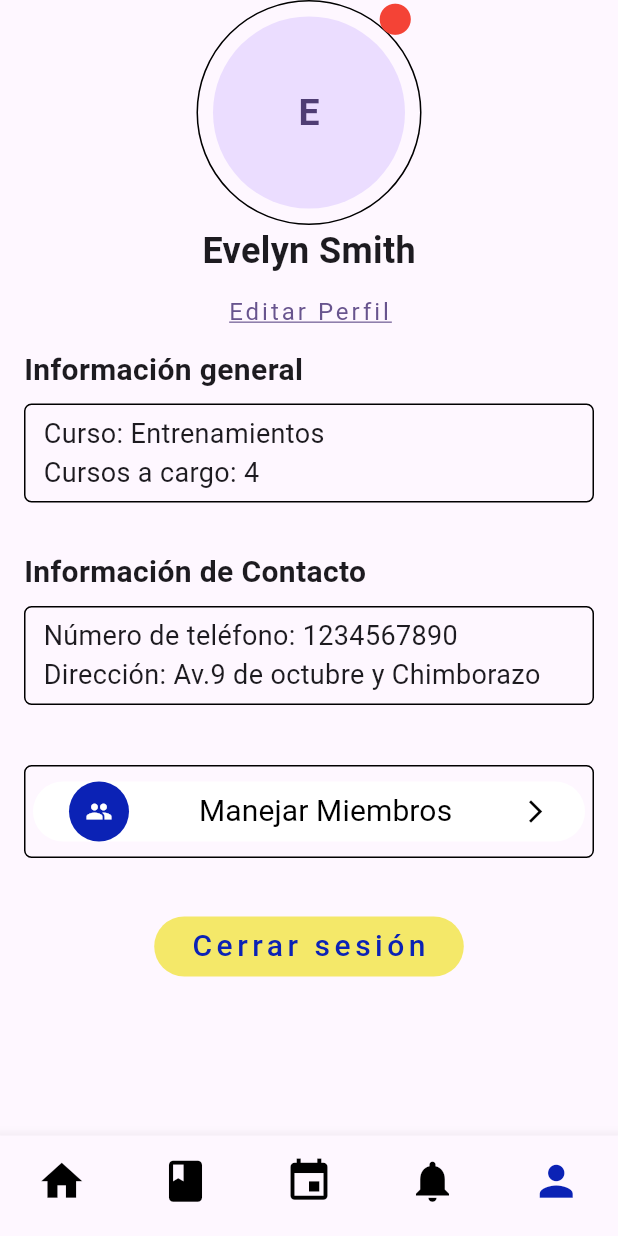
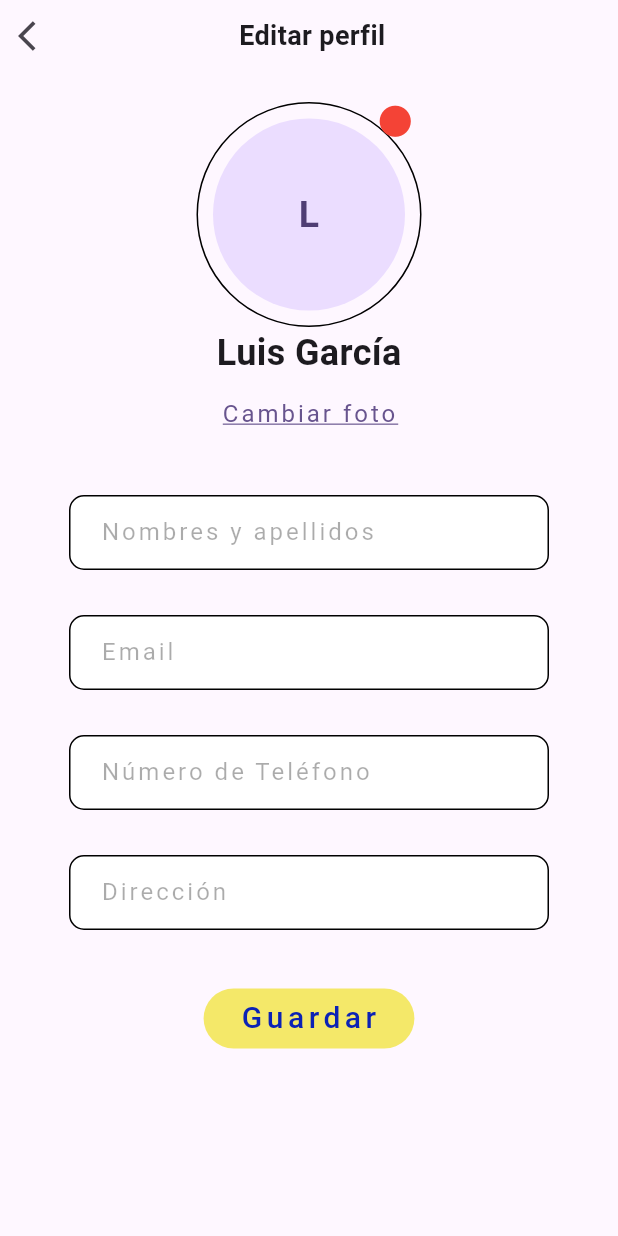
Before and after one commit to joemcara/swimmast_movil, a Flutter app: the MainScreenTrainee screen opened directly, item 5 of the bottom bar chosen, after a tap on "Editar Perfil", on a phone screen of 412 x 824 dp. Run offline on Flutter 3.47's test engine with Material 3 defaults, Android fonts, the phone set to English and light mode, and no system bars; our stand-ins replace easy_date_timeline, get, popover, table_calendar.

```diff
--- /dev/null
+++ b/lib/screens/edit_profile.dart
@@ -0,0 +1,96 @@
+import 'package:flutter/material.dart';
+import 'package:swimmast_movil/shared/button.dart';
+import 'package:swimmast_movil/shared/button.dart' as customText;
+import 'package:swimmast_movil/shared/constants.dart';
+import 'package:swimmast_movil/shared/inputs.dart' as input;
+import 'package:swimmast_movil/shared/profile_header.dart';
+
+class EditProfile extends StatelessWidget {
+  @override
+  Widget build(BuildContext context) {
+    double statusBarHeight = MediaQuery.of(context).viewPadding.top;
+    return Scaffold(
+        body: Container(
+            padding: EdgeInsets.only(top: statusBarHeight * 1.5),
+            child: SingleChildScrollView(
+                child: Column(children: [
+              Column(children: [
+                Row(
+                  mainAxisAlignment: MainAxisAlignment.start,
+                  crossAxisAlignment: CrossAxisAlignment.center,
+                  children: [
+                    IconButton(
+                      icon: Icon(Icons.arrow_back_ios),
+                      onPressed: () {
+                        Navigator.pop(context);
+                      },
+                    ),
+                    SizedBox(width: (MediaQuery.of(context).size.width) / 3.7),
+                    Text("Editar perfil", style: styleTitles),
+                  ],
+                ),
+                Container(
+                  margin: EdgeInsets.only(top: 20),
+                  child: Column(
+                    children: [
+                      SizedBox(
+                        height: 150,
+                        width: 150,
+                        child: CustomAvatar(
+                          username: "Luis García",
+                          onTap: () {},
+                        ),
+                      ),
+                      const Text(
+                        "Luis García",
+                        style: TextStyle(
+                            fontSize: 24, fontWeight: FontWeight.bold),
+                      ),
+                      customText.CustomTextButton(
+                          text: "Cambiar foto", onPressed: () {}),
+                      SizedBox(height: 30),
+                    ],
+                  ),
+                ),
+                Container(
+                    padding: const EdgeInsets.symmetric(horizontal: 16),
+                    child: Container(
+                        padding: const EdgeInsets.symmetric(horizontal: 30),
+                        child: const Center(
+                            child: SingleChildScrollView(
+                          child: Wrap(
+                            runSpacing: 30.0,
+                            alignment: WrapAlignment.center,
+                            children: [
+                              input.TextInput(
+                                hintText: "Nombres y apellidos",
+                                label: "Nombres y apellidos",
+                              ),
+                              SizedBox(height: 10),
+                              input.TextInput(
+                                label: "Email",
+                                hintText: "Email",
+                              ),
+                              input.TextInput(
+                                hintText: "Número de Teléfono",
+                                label: "Número de Teléfono",
+                              ),
+                              input.TextInput(
+                                hintText: "Dirección",
+                                label: "Dirección",
+                              )
+                            ],
+                          ),
+                        )))),
+                const SizedBox(
+                  height: 35,
+                ),
+                CustomButton(
+                    text: "Guardar",
+                    onPressed: () {
+                      Navigator.pop(context);
+                    })
+              ])
+            ]))));
+  }
+}
--- a/lib/screens/trainerScreens/bottomNav/main_screen_trainee.dart
+++ b/lib/screens/trainerScreens/bottomNav/main_screen_trainee.dart
@@ -1,9 +1,5 @@
 import 'package:flutter/material.dart';
-import 'package:flutter/rendering.dart';
-import 'package:swimmast_movil/screens/memberScreens/profile_screen.dart';
 import 'package:swimmast_movil/shared/bottom_navs.dart/bottom_nav_bar.dart';
-import 'package:swimmast_movil/shared/constants.dart';
-import 'package:swimmast_movil/shared/profile_header.dart';
 import 'package:swimmast_movil/shared/profile_header_trainee.dart';
 import 'package:swimmast_movil/widgets/router_bottom_nav.dart';
 
@@ -15,6 +11,8 @@ class MainScreenTrainee extends StatefulWidget {
 }
 
 class MainScreenTraineeState extends State<MainScreenTrainee> {
+  final GlobalKey<SportBtBarState> childKey = GlobalKey<SportBtBarState>();
+
   int index = 0;
   bool flag = true;
   SportBtBar? trainerBtBar;
@@ -31,17 +29,18 @@ class MainScreenTraineeState extends State<MainScreenTrainee> {
     );
   }
 
-  Widget returnBottom() {
-    if (flag == true) {
-      return BottomRouteTrainee(index: index);
-    } else {
-      return const BottomRouteTrainee(index: 3);
-    }
-  }
+  void changeSelected() {
+    setState(() {
+      index = 1;
 
-  void changeFlag() {
-    setState(() {
-      flag = !flag;
+      trainerBtBar = SportBtBar(
+        currentIndex: (index) {
+          setState(() {
+            this.index = index;
+          });
+        },
+        selected: index,
+      );
     });
   }
 
@@ -73,6 +72,9 @@ class MainScreenTraineeState extends State<MainScreenTrainee> {
                 automaticallyImplyLeading: false,
               )
             : null,
-        body: returnBottom());
+        body: BottomRouteTrainee(
+          key: childKey,
+          index: index,
+        ));
   }
 }
--- a/lib/screens/trainerScreens/home_screen.dart
+++ b/lib/screens/trainerScreens/home_screen.dart
@@ -1,18 +1,15 @@
 import 'package:flutter/material.dart';
-import 'package:get/get.dart';
-import 'package:swimmast_movil/screens/memberScreens/profile_screen.dart';
-import 'package:swimmast_movil/screens/trainerScreens/attendance_screen.dart';
 import 'package:swimmast_movil/screens/trainerScreens/bottomNav/main_screen_trainee.dart';
-import 'package:swimmast_movil/shared/button.dart';
 import 'package:swimmast_movil/shared/constants.dart';
-import 'package:swimmast_movil/shared/bottom_navs.dart/bottom_nav_bar.dart';
-import 'package:swimmast_movil/widgets/router_bottom_nav.dart';
 
 class HomeScreen extends StatelessWidget {
   const HomeScreen({super.key});
 
   @override
   Widget build(BuildContext context) {
+    MainScreenTraineeState parentState =
+        context.findAncestorStateOfType<MainScreenTraineeState>()!;
+
     return Container(
       padding: const EdgeInsets.fromLTRB(20, 20, 20, 10),
       alignment: Alignment.topLeft,
@@ -29,7 +26,9 @@ class HomeScreen extends StatelessWidget {
           ),
           const SizedBox(height: 15),
           Flexible(
-            child: classesCard(),
+            child: classesCard(
+              state: parentState,
+            ),
           )
         ],
       ),
@@ -38,6 +37,10 @@ class HomeScreen extends StatelessWidget {
 }
 
 class classesCard extends StatelessWidget {
+  MainScreenTraineeState state;
+
+  classesCard({super.key, required this.state});
+
   List<Widget> generateContainers(int count, BuildContext context) {
     List<Widget> containers = [];
     for (int i = 0; i < count; i++) {
@@ -78,11 +81,13 @@ class classesCard extends StatelessWidget {
                     width: 60,
                     child: const Text(
                       "9:30",
-                      style: styleSubtitles,
                     ),
                   ),
-                  onTap: () => {},
-                ),
+                  onTap: () {
+                    attendanceStateModal = true;
+                    state.changeSelected();
+                  },
+                )
               ],
             )),
       ));
--- a/lib/screens/trainerScreens/member_admin_screen.dart
+++ b/lib/screens/trainerScreens/member_admin_screen.dart
@@ -25,12 +25,12 @@ class Memberadmin extends StatelessWidget {
                         Navigator.pop(context);
                       },
                     )),
-                ProfileHeader(username: "Luis")
+                const ProfileHeader(username: "Luis")
               ]),
           const SizedBox(height: 10),
-          Container(
+          const SizedBox(
             width: 360,
-            child: const TextField(
+            child: TextField(
                 decoration: InputDecoration(
                     suffixIcon: Icon(
                       Icons.search,
--- a/lib/screens/trainerScreens/profile_screen.dart
+++ b/lib/screens/trainerScreens/profile_screen.dart
@@ -1,4 +1,5 @@
 import 'package:flutter/material.dart';
+import 'package:swimmast_movil/screens/edit_profile.dart';
 import 'package:swimmast_movil/screens/trainerScreens/attendance_screen.dart';
 import 'package:swimmast_movil/screens/trainerScreens/member_admin_screen.dart';
 import 'package:swimmast_movil/shared/bottom_navs.dart/bottom_nav_bar.dart';
@@ -38,11 +39,18 @@ class ProfileScreenTrainer extends StatelessWidget {
                   ),
                 ),
                 const Text(
-                  "Evelyn Smith",
+                  "Luis García",
                   style: TextStyle(fontSize: 24, fontWeight: FontWeight.bold),
                 ),
                 customText.CustomTextButton(
-                    text: "Editar Perfil", onPressed: () {}),
+                    text: "Editar Perfil",
+                    onPressed: () {
+                      Navigator.push(
+                          context,
+                          MaterialPageRoute(
+                            builder: (context) => EditProfile(),
+                          ));
+                    }),
                 Container(
                   padding: const EdgeInsets.symmetric(horizontal: 16),
                   child: Column(
--- a/lib/shared/bottom_navs.dart/bottom_nav_bar.dart
+++ b/lib/shared/bottom_navs.dart/bottom_nav_bar.dart
@@ -2,21 +2,23 @@ import 'package:flutter/material.dart';
 
 class SportBtBar extends StatefulWidget {
   final Function currentIndex;
-  const SportBtBar({super.key, required this.currentIndex, required int selected});
+  int selected = 0;
+  SportBtBar({super.key, required this.currentIndex, required this.selected});
 
   @override
-  State<SportBtBar> createState() => _SportBtBarState();
+  State<SportBtBar> createState() => SportBtBarState();
 }
 
-class _SportBtBarState extends State<SportBtBar> {
+class SportBtBarState extends State<SportBtBar> {
   int selectedIndex = 0;
+
   @override
   Widget build(BuildContext context) {
     return BottomNavigationBar(
-      currentIndex: selectedIndex,
+      currentIndex: widget.selected,
       onTap: (index) {
         setState(() {
-          selectedIndex = index;
+          widget.selected = index;
           widget.currentIndex(index);
         });
       },
@@ -117,7 +119,8 @@ class _MemberBtBarState extends State<MemberBtBar> {
 class SportPerBtBar extends StatefulWidget {
   final Function currentIndex;
   int selected = 0;
-  SportPerBtBar({super.key, required this.currentIndex, required this.selected});
+  SportPerBtBar(
+      {super.key, required this.currentIndex, required this.selected});
 
   @override
   State<SportPerBtBar> createState() => _SportPerBtBarState();
@@ -130,7 +133,6 @@ class _SportPerBtBarState extends State<SportPerBtBar> {
       currentIndex: widget.selected,
       onTap: (index) {
         setState(() {
-          // selectedIndex = index;
           widget.selected = index;
           widget.currentIndex(index);
         });
--- a/lib/shared/constants.dart
+++ b/lib/shared/constants.dart
@@ -12,3 +12,4 @@ const TextStyle styleSubtitles =
 const TextStyle styleTitles =
     TextStyle(fontWeight: FontWeight.bold, fontSize: 18);
 int global = 3;
+var attendanceStateModal = false;
--- a/pubspec.yaml
+++ b/pubspec.yaml
@@ -35,6 +35,7 @@ dependencies:
   # The following adds the Cupertino Icons font to your application.
   # Use with the CupertinoIcons class for iOS style icons.
   cupertino_icons: ^1.0.6
+  provider: ^6.0.0
   image_picker: ^1.1.1
   http: ^1.2.1
   firebase_storage: ^11.7.4
```
Also changed, not shown: lib/screens/trainerScreens/attendance_screen.dart (+32 -14 lines), pubspec.lock.
